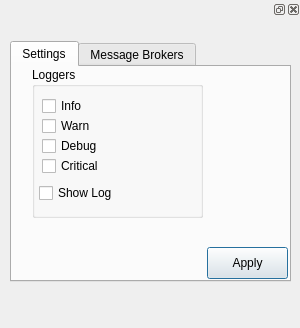
Before: the Qt Designer form ui_telemetrylayer.ui in nzfarmer1/telemetrylayer, drawn with Qt 5.
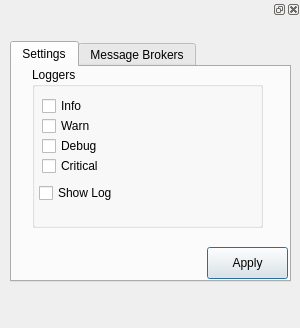
After: the same form once the commit is applied. The open tabs and pages were chosen to show the change.

What changed in the file:
```diff
--- a/ui_telemetrylayer.ui
+++ b/ui_telemetrylayer.ui
@@ -68,8 +68,8 @@
         <rect>
          <x>20</x>
          <y>0</y>
-         <width>171</width>
-         <height>151</height>
+         <width>231</width>
+         <height>161</height>
         </rect>
        </property>
        <property name="title">
```
